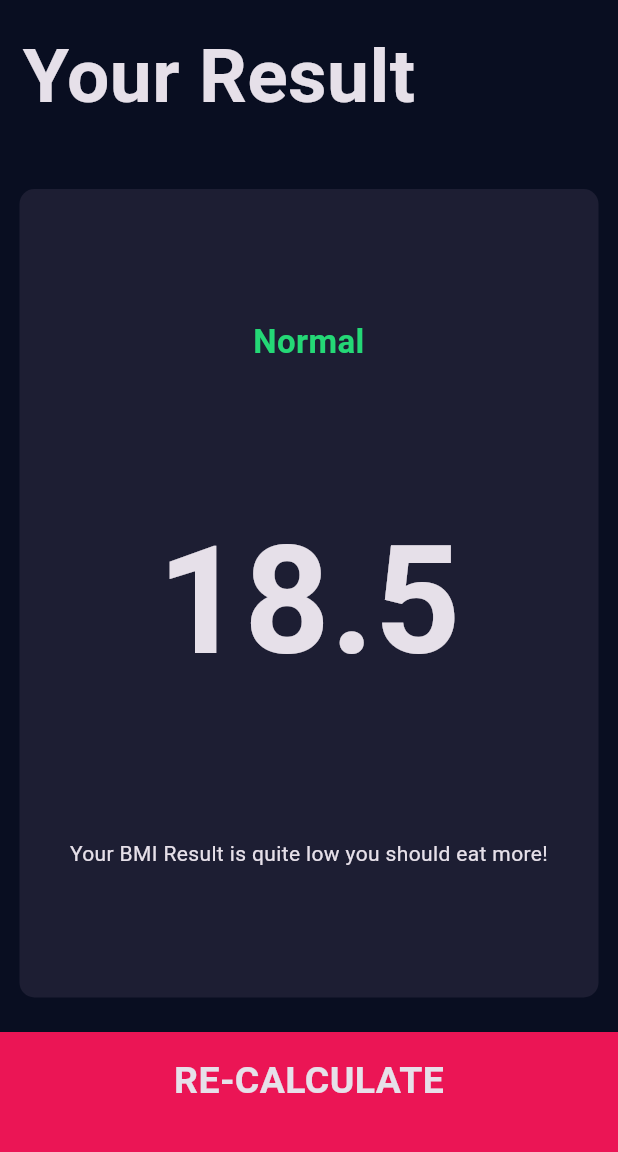
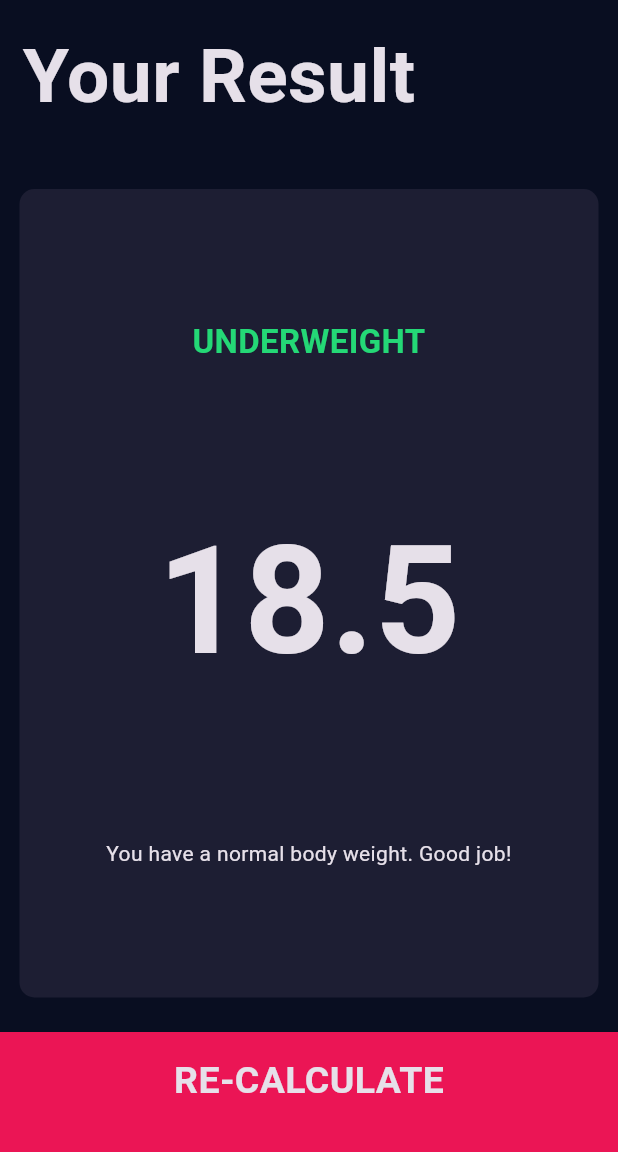
Before and after one commit to fentahunM/bmi_calculator, a Flutter app: the screen it shows after launch, after a tap on "CALCULATE", on a phone screen of 412 x 824 dp, the part 84-1236 px from its top. Run offline on Flutter 3.47's test engine with Material 3 defaults, Android fonts, the phone set to English and light mode, and no system bars; our stand-ins replace font_awesome_flutter.

Commit message:
adding bmi calculator functionality

```diff
--- /dev/null
+++ b/lib/calculator_brain.dart
@@ -0,0 +1,36 @@
+import 'dart:math';
+
+class CalculatorBrain {
+  CalculatorBrain({required this.weight, required this.height});
+
+  final int weight;
+  final int height;
+
+  double _bmi = 0;
+
+  String calculateBMI() {
+    _bmi = weight / pow(height / 100, 2);
+
+    return _bmi.toStringAsFixed(1);
+  }
+
+  String getResult() {
+    if (_bmi > 25) {
+      return 'Overweight';
+    } else if (_bmi > 18.5) {
+      return 'Normal';
+    } else {
+      return 'UnderWeight';
+    }
+  }
+
+  String getInterpretation() {
+    if (_bmi > 25) {
+      return 'You have a higher than normal body weight. Try to exercise more?';
+    } else if (_bmi > 18.5) {
+      return 'You have a normal body weight. Good job!';
+    } else {
+      return 'You have a lower than noraml body weight. You can eat a bit more!';
+    }
+  }
+}
--- a/lib/components/input_page.dart
+++ b/lib/components/input_page.dart
@@ -1,3 +1,4 @@
+import 'package:bmi_calculator/calculator_brain.dart';
 import 'package:bmi_calculator/screens/bottom_button.dart';
 import 'package:bmi_calculator/components/results_page.dart';
 import 'package:bmi_calculator/screens/rounded_icon_button.dart';
@@ -202,10 +203,17 @@ class _InputPageState extends State<InputPage> {
           ),
           BottomButton(
             onTap: () {
+              CalculatorBrain calculator =
+                  CalculatorBrain(height: height, weight: weight);
+
               Navigator.push(
                 context,
                 MaterialPageRoute(builder: (context) {
-                  return const ResultsPage();
+                  return ResultsPage(
+                    resultText: calculator.getResult(),
+                    bmiResult: calculator.calculateBMI(),
+                    interpretation: calculator.getInterpretation(),
+                  );
                 }),
               );
             },
--- a/lib/components/results_page.dart
+++ b/lib/components/results_page.dart
@@ -4,7 +4,15 @@ import 'package:bmi_calculator/screens/reusable_card.dart';
 import 'package:flutter/material.dart';
 
 class ResultsPage extends StatelessWidget {
-  const ResultsPage({super.key});
+  const ResultsPage(
+      {super.key,
+      required this.resultText,
+      required this.bmiResult,
+      required this.interpretation});
+
+  final String resultText;
+  final String bmiResult;
+  final String interpretation;
 
   @override
   Widget build(BuildContext context) {
@@ -25,7 +33,7 @@ class ResultsPage extends StatelessWidget {
               ),
             ),
           ),
-          const Expanded(
+          Expanded(
             flex: 5,
             child: ReusableCard(
               colour: kActiveCardColor,
@@ -34,16 +42,16 @@ class ResultsPage extends StatelessWidget {
                 crossAxisAlignment: CrossAxisAlignment.center,
                 children: [
                   Text(
-                    'Normal',
+                    resultText.toUpperCase(),
                     style: kResultTextStyle,
                     textAlign: TextAlign.center,
                   ),
                   Text(
-                    '18.5',
+                    bmiResult,
                     style: kBMITextStyle,
                   ),
                   Text(
-                    'Your BMI Result is quite low you should eat more!',
+                    interpretation,
                     textAlign: TextAlign.center,
                   )
                 ],
```
